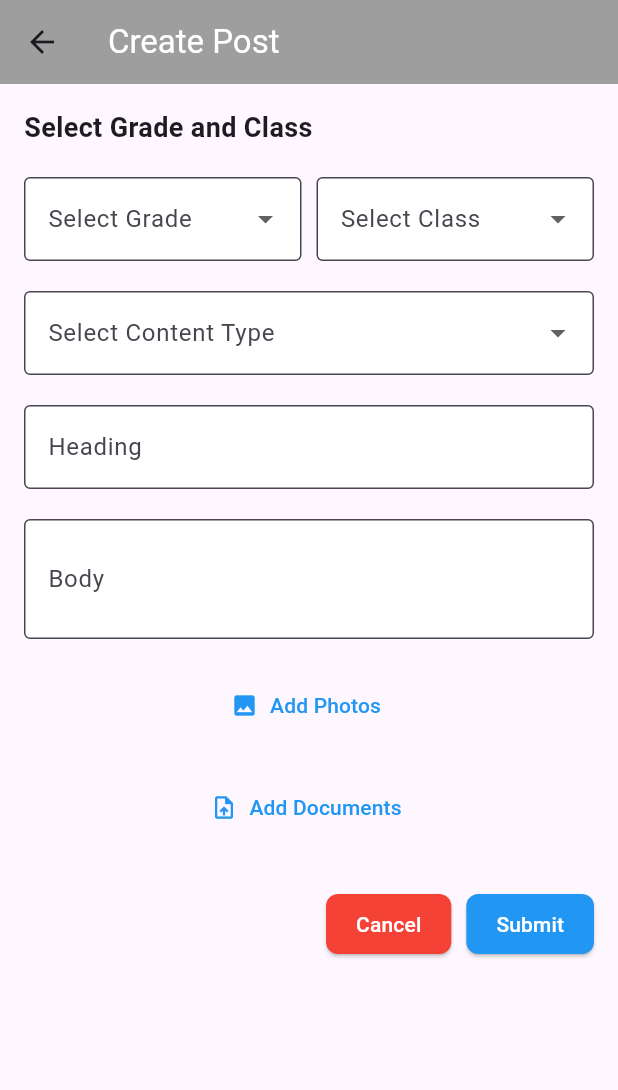
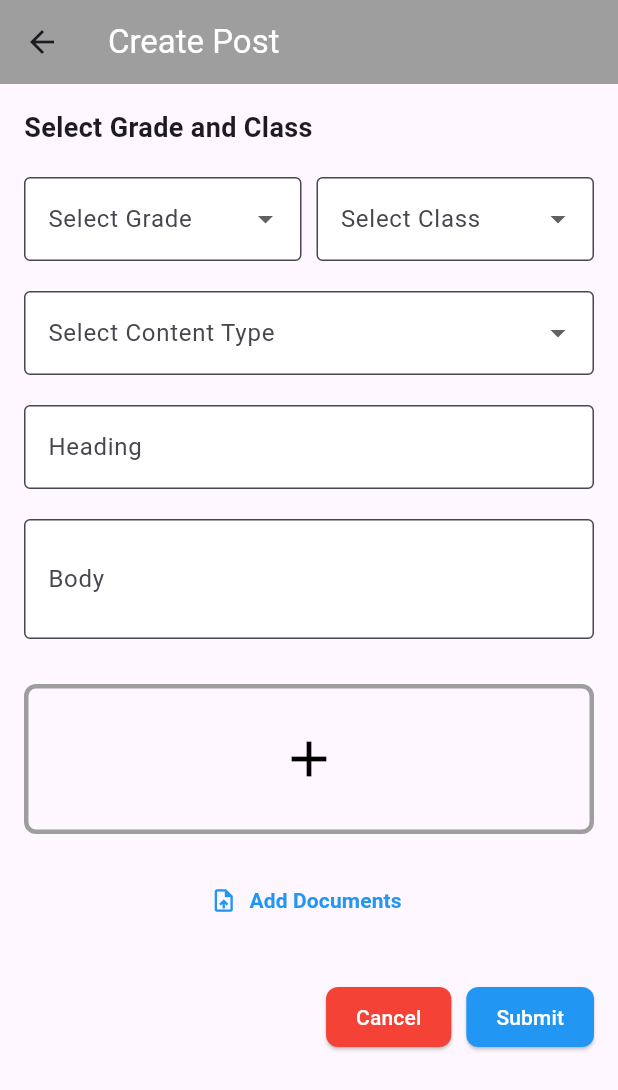
Before and after one commit to axislinn/BumbleBee-School, a Flutter app: the CreatePostScreen screen opened directly, on a phone screen of 412 x 824 dp. Shown: the top 1090 px of the screen. Run offline on Flutter 3.47's test engine with Material 3 defaults, Android fonts, the light colour scheme and no system bars; our stand-ins replace equatable, file_picker, flutter_bloc, image_picker, permission_handler, shared_preferences; accounts and stored records are empty.

Commit message:
fixed the design add icon

```diff
--- a/lib/bloc/post_bloc/post_bloc.dart
+++ b/lib/bloc/post_bloc/post_bloc.dart
@@ -66,4 +66,6 @@ class PostBloc extends Bloc<PostEvent, PostState> {
       emit(PostFailure('An error occurred: $e'));
     }
   }
+
+  ///fetch data for post
 }
--- a/lib/screens/createPostScreen/create_post_screen.dart
+++ b/lib/screens/createPostScreen/create_post_screen.dart
@@ -240,51 +240,121 @@ class _CreatePostScreenState extends State<CreatePostScreen> {
 
                 // Image display or picker
                 Center(
-                  child: _images.isNotEmpty
+                  child: Column(
+                    children: [
+                      _images.isNotEmpty
                           ? Wrap(
                               spacing: 10,
                               runSpacing: 10,
                               children: _images
-                              .map((image) => Image.file(image,
-                                  height: 100, width: 100, fit: BoxFit.cover))
+                                  .map((image) => Stack(
+                                        children: [
+                                          Image.file(image,
+                                              height: 100,
+                                              width: 100,
+                                              fit: BoxFit.cover),
+                                          Positioned(
+                                            right: 0,
+                                            top: 0,
+                                            child: GestureDetector(
+                                              onTap: () {
+                                                setState(() {
+                                                  _images.remove(
+                                                      image); // Remove image
+                                                });
+                                              },
+                                              child: Icon(Icons.cancel,
+                                                  color: Colors.red),
+                                            ),
+                                          ),
+                                        ],
+                                      ))
                                   .toList(),
                             )
-                      : TextButton.icon(
-                          icon: Icon(Icons.photo, color: Colors.blue),
-                          label: Text('Add Photos',
-                              style: TextStyle(color: Colors.blue)),
-                          onPressed: _pickImage,
+                          : Container(),
+                      SizedBox(height: 10),
+                      GestureDetector(
+                        onTap: _pickImage, // Open image picker
+                        child: Container(
+                          width: 400,
+                          height: 100,
+                          decoration: BoxDecoration(
+                            borderRadius: BorderRadius.circular(8),
+                            border: Border.all(color: Colors.grey, width: 3),
+                          ),
+                          child: Center(
+                            child: Icon(
+                              Icons.add,
+                              color: Colors.black,
+                              size: 40,
+                            ),
+                            // Plus icon
                           ),
                         ),
+                      ),
+                    ],
+                  ),
+                ),
+
                 SizedBox(height: 20),
                 // Document picker
                 Center(
                   child: _documents.isNotEmpty
                       ? Wrap(
-                          spacing: 10,
-                          runSpacing: 10,
+                          spacing: 15,
+                          runSpacing: 15,
                           children: _documents.map((document) {
-                            return Column(
-                              mainAxisSize: MainAxisSize.min,
-                              children: [
-                                Icon(Icons.insert_drive_file,
-                                    color: Colors.green, size: 50),
-                                SizedBox(height: 5),
-                                Text(
-                                  document.path
-                                      .split('/')
-                                      .last, // Display the file name
-                                  style: TextStyle(
-                                      color: Colors.black, fontSize: 12),
+                            return Container(
+                              width: 100,
+                              height: 100,
+                              decoration: BoxDecoration(
+                                color: Colors.white,
+                                borderRadius: BorderRadius.circular(10),
+                                border: Border.all(color: Colors.grey.shade300),
+                                boxShadow: [
+                                  BoxShadow(
+                                    color: Colors.grey.withOpacity(0.5),
+                                    spreadRadius: 2,
+                                    blurRadius: 5,
+                                    offset: Offset(
+                                        0, 3), // changes position of shadow
                                   ),
                                 ],
+                              ),
+                              child: Column(
+                                mainAxisAlignment: MainAxisAlignment.center,
+                                children: [
+                                  Icon(
+                                    Icons.insert_drive_file,
+                                    color: Colors.green,
+                                    size: 50,
+                                  ),
+                                  SizedBox(height: 8),
+                                  Text(
+                                    document.path.split('/').last,
+                                    style: TextStyle(
+                                      fontSize: 12,
+                                      fontWeight: FontWeight.w500,
+                                      color: Colors.black,
+                                    ),
+                                    textAlign: TextAlign.center,
+                                    overflow: TextOverflow
+                                        .ellipsis, // Handle long names
+                                    maxLines: 2, // Limit to two lines
+                                  ),
+                                ],
+                              ),
                             );
                           }).toList(),
                         )
                       : TextButton.icon(
                           icon: Icon(Icons.upload_file, color: Colors.blue),
-                          label: Text('Add Documents',
-                              style: TextStyle(color: Colors.blue)),
+                          label: Text(
+                            'Add Documents',
+                            style: TextStyle(
+                                color: Colors.blue,
+                                fontWeight: FontWeight.bold),
+                          ),
                           onPressed: _pickDocuments,
                         ),
                 ),
```
Lines whose indentation alone changed are shown as unchanged.
